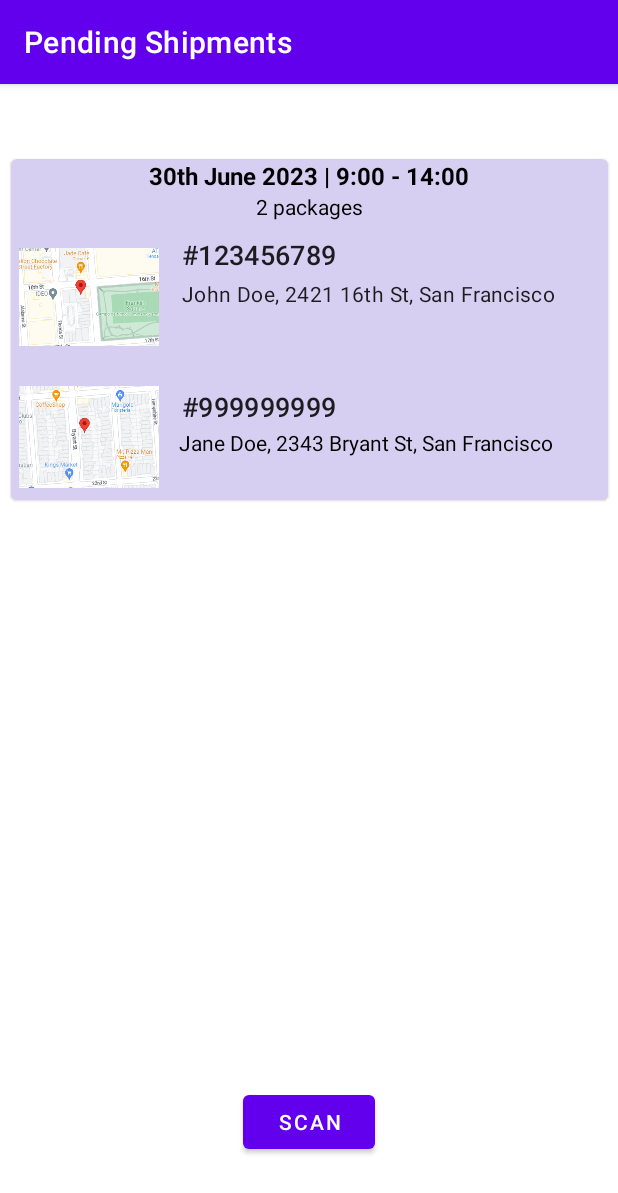
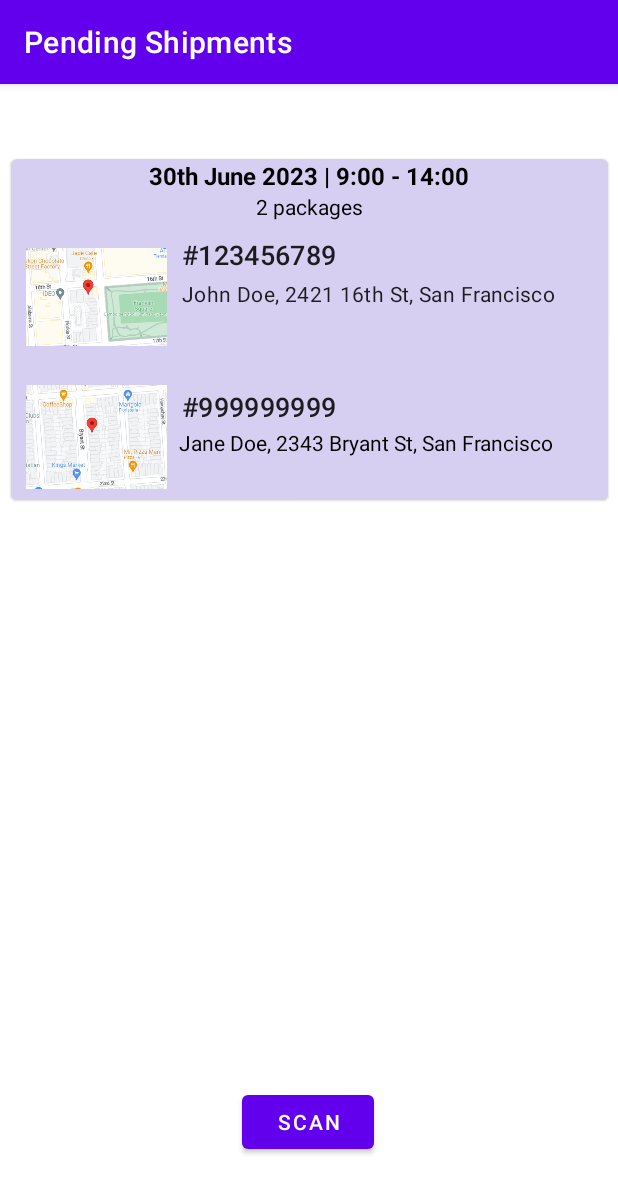
Before and after one commit to DiegoMartinezVillar/APM-DEAR, an Android app: the PendingShipments screen opened directly, with no data from a screen before it, on a phone screen of 412 x 824 dp. Shown: the top 1193 px of the screen. Run offline under Robolectric (Android 15) with nearby library versions, the phone set to English and light mode, and no system bars.

Commit message:
fix package image and pending shipments (#11)

```diff
--- a/app/src/main/java/ensemble/dear/ARScanner.kt
+++ b/app/src/main/java/ensemble/dear/ARScanner.kt
@@ -14,6 +14,9 @@ class ARScanner : AppCompatActivity() {
 
         val toolbar = findViewById<com.google.android.material.appbar.MaterialToolbar>(R.id.topAppBar)
         setSupportActionBar(toolbar)
+
+        val buttonCameraText = findViewById<Button>(R.id.buttonCamera)
+        buttonCameraText.isEnabled = false
 
         val cameraButton = findViewById<FloatingActionButton>(R.id.cameraButton)
 
--- a/app/src/main/res/layout/activity_arscanner.xml
+++ b/app/src/main/res/layout/activity_arscanner.xml
@@ -24,7 +24,7 @@
         app:layout_constraintHorizontal_bias="0.0"
         app:layout_constraintStart_toStartOf="parent"
         app:layout_constraintTop_toBottomOf="@+id/textView28"
-        tools:srcCompat="@drawable/packages" />
+        app:srcCompat="@drawable/packagescan" />
 
     <TextView
         android:id="@+id/textView28"
@@ -43,7 +43,7 @@
         android:id="@+id/cameraButton"
         android:layout_width="60dp"
         android:layout_height="60dp"
-        android:layout_marginTop="40dp"
+        android:layout_marginTop="80dp"
         android:adjustViewBounds="false"
         android:clickable="true"
         android:scaleType="center"
@@ -65,7 +65,7 @@
         android:tooltipText="@string/test_address"
         app:layout_constraintBottom_toBottomOf="@+id/imageView11"
         app:layout_constraintEnd_toEndOf="parent"
-        app:layout_constraintHorizontal_bias="0.225"
+        app:layout_constraintHorizontal_bias="0.388"
         app:layout_constraintStart_toStartOf="parent"
         app:toggleCheckedStateOnClick="false" />
 </androidx.constraintlayout.widget.ConstraintLayout>
--- a/app/src/main/res/layout/activity_pending_shipments.xml
+++ b/app/src/main/res/layout/activity_pending_shipments.xml
@@ -91,7 +91,7 @@
                     android:layout_width="wrap_content"
                     android:layout_height="match_parent"
                     android:layout_weight="1"
-                    android:padding="5dp"
+                    android:paddingLeft="10dp"
                     app:srcCompat="@drawable/map_1" />
 
                 <LinearLayout
@@ -133,7 +133,7 @@
                     android:layout_width="208dp"
                     android:layout_height="wrap_content"
                     android:layout_weight="1"
-                    android:padding="5dp"
+                    android:paddingLeft="10dp"
                     app:srcCompat="@drawable/map_2" />
 
                 <LinearLayout
@@ -169,14 +169,15 @@
         android:id="@+id/buttonScan"
         android:layout_width="wrap_content"
         android:layout_height="wrap_content"
-        android:layout_marginStart="162dp"
-        android:layout_marginEnd="162dp"
+        android:layout_marginTop="298dp"
         android:layout_marginBottom="52dp"
         android:text="@string/scan"
         app:layout_constraintBottom_toBottomOf="parent"
         app:layout_constraintEnd_toEndOf="parent"
-        app:layout_constraintHorizontal_bias="1.0"
-        app:layout_constraintStart_toStartOf="parent" />
+        app:layout_constraintHorizontal_bias="0.498"
+        app:layout_constraintStart_toStartOf="parent"
+        app:layout_constraintTop_toBottomOf="@+id/materialCardView2"
+        app:layout_constraintVertical_bias="1.0" />
 
 
 </androidx.constraintlayout.widget.ConstraintLayout>
```
Also changed, not shown: app/src/main/res/drawable/packages.webp (deleted), app/src/main/res/drawable/packagescan.jpg (added), 1 other file.
